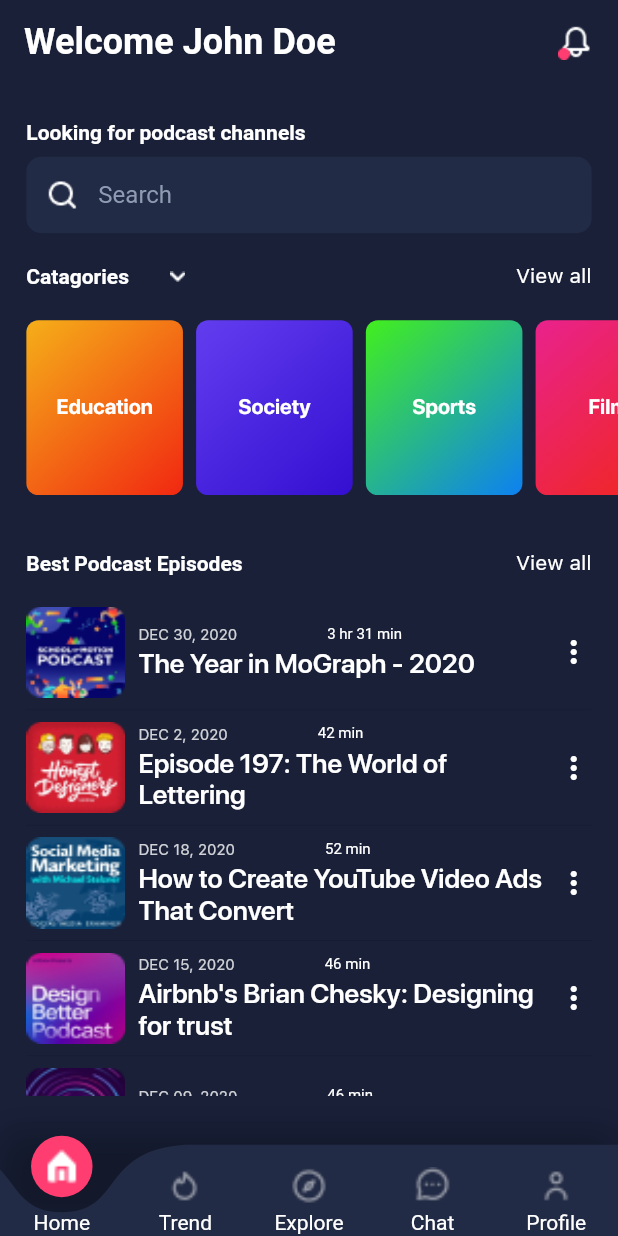
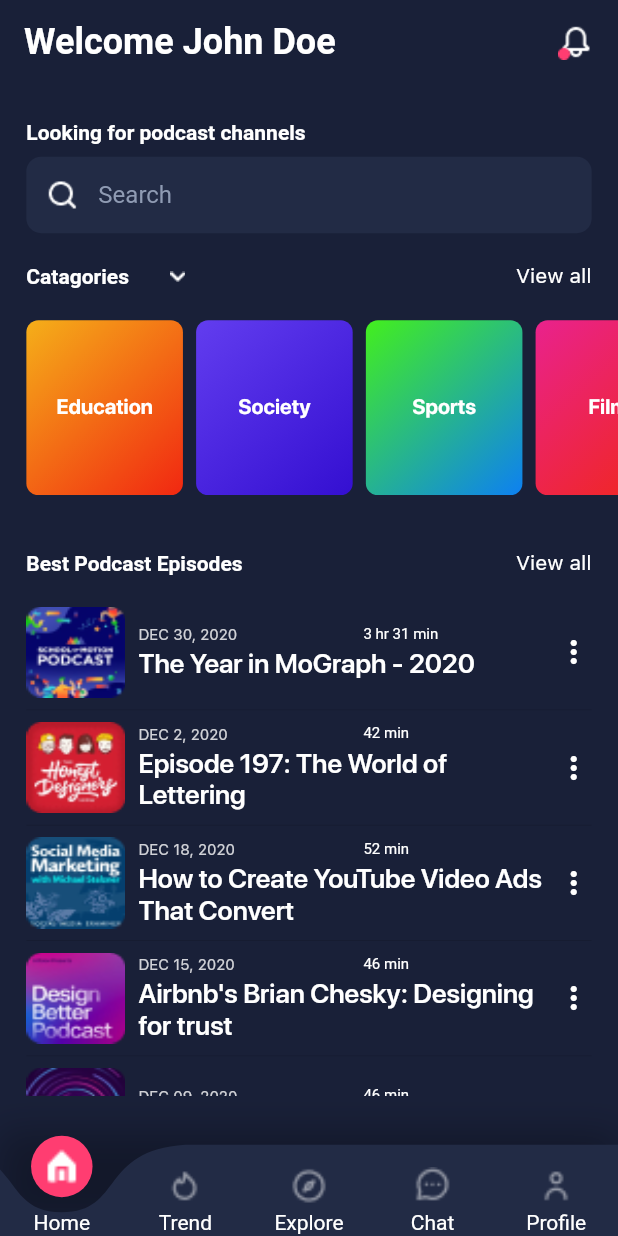
Before and after one commit to phuochungus/NPHung, a Flutter app: the screen it shows after launch, on a phone screen of 412 x 824 dp. Run offline on Flutter 3.47's test engine with Material 2 defaults, Android fonts, the phone set to English and light mode, and no system bars; drawn by our look-alikes of curved_labeled_navigation_bar; Roboto replaces fonts that are missing (SFProDisplay).

Commit message:
enhance UI

```diff
--- a/lib/presentations/widgets/podcast_list_item.dart
+++ b/lib/presentations/widgets/podcast_list_item.dart
@@ -59,9 +59,10 @@ class PodcastItem extends StatelessWidget {
               crossAxisAlignment: CrossAxisAlignment.start,
               children: [
                 Row(
-                  mainAxisSize: MainAxisSize.min,
+                  mainAxisSize: MainAxisSize.max,
                   children: [
                     Container(
+                      width: 150,
                       child: Text(
                         podcast.date,
                         style: TextStyle(
@@ -72,9 +73,8 @@ class PodcastItem extends StatelessWidget {
                         ),
                       ),
                     ),
-                    SizedBox(width: 30),
+                    // SizedBox(width: 30),
                     Container(
-                      margin: EdgeInsets.only(left: 30),
                       child: Text(
                         podcast.duration,
                         style: TextStyle(
```
